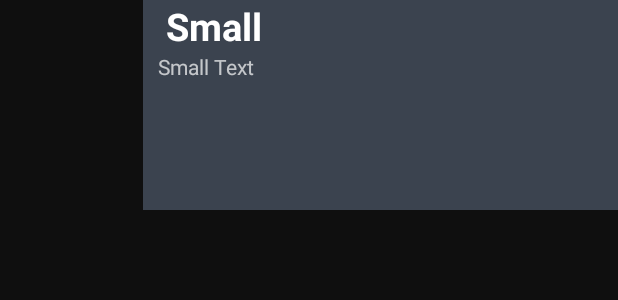
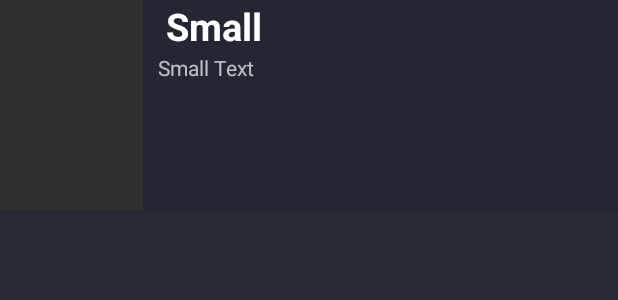
Before and after one commit to metrafonic/CouchDroid-Android, an Android app: the layout fragment_movieinfo.xml on its own in the app's theme, with its tools: preview values and no code run, on a phone screen of 412 x 824 dp. Shown: the top 300 px of the screen. Run offline under Robolectric (Android 15) with nearby library versions, the phone set to English and light mode, and no system bars.

Commit message:
Fixed basic info look

```diff
--- a/CouchDroid/src/main/java/com/metrafonic/couchdroid/FragmentHome.java
+++ b/CouchDroid/src/main/java/com/metrafonic/couchdroid/FragmentHome.java
@@ -42,8 +42,7 @@ public class FragmentHome extends Fragment {
         TextView textViewResponse = (TextView) rootView.findViewById(R.id.textView);
 
 
-        if (savedInstanceState == null) {
-            final String PREFS_NAME = "ServerPrefsFile";
+        final String PREFS_NAME = "ServerPrefsFile";
         SharedPreferences settings = this.getActivity().getSharedPreferences(PREFS_NAME, 0);
         if (savedInstanceState == null){
             //textViewResponse.setText(response);
@@ -133,7 +132,7 @@ public class FragmentHome extends Fragment {
             wantedLayout.addView(cell);
         }
 
-        }
+
         return rootView;
     }
 }
--- a/CouchDroid/src/main/res/layout/fragment_movieinfo.xml
+++ b/CouchDroid/src/main/res/layout/fragment_movieinfo.xml
@@ -19,11 +19,11 @@
         android:layout_width="wrap_content"
         android:layout_height="wrap_content"
         android:id="@+id/imageViewBackdropShade"
-        android:layout_alignParentTop="true"
         android:layout_alignParentLeft="true"
         android:layout_alignParentBottom="true"
         android:layout_alignRight="@+id/celltext"
-        android:src="#CC070707" />
+        android:src="#AA222734"
+        android:layout_below="@+id/_image" />
 
     <ImageView
         android:id="@+id/_image"
@@ -39,13 +39,13 @@
         android:layout_height="wrap_content"
         android:layout_alignParentTop="true"
         android:layout_toRightOf="@+id/_image"
-        android:background="#CC47515f"
+        android:background="#EE222734"
         android:id="@+id/celltext"
         android:layout_alignBottom="@+id/_image">
 
         <TextView
             android:layout_width="wrap_content"
-            android:layout_height="wrap_content"
+            android:layout_height="35dp"
             android:textAppearance="?android:attr/textAppearanceLarge"
             android:text="Small"
             android:id="@+id/_imageName"
@@ -64,9 +64,9 @@
             android:layout_alignParentTop="false"
             android:layout_alignParentRight="true"
             android:layout_alignParentLeft="true"
-            android:layout_alignParentBottom="true">
+            android:layout_above="@+id/relativeLayout">
 
-            <TextView
+        <TextView
                 android:layout_width="wrap_content"
                 android:layout_height="wrap_content"
                 android:textAppearance="?android:attr/textAppearanceSmall"
@@ -79,6 +79,13 @@
                 android:layout_alignParentRight="true" />
         </ScrollView>
 
+        <RelativeLayout
+            android:layout_width="fill_parent"
+            android:layout_height="30dp"
+            android:layout_alignParentBottom="true"
+            android:layout_alignParentLeft="true"
+            android:id="@+id/relativeLayout"></RelativeLayout>
+
     </RelativeLayout>
 
 
```
Also changed, not shown: CouchDroid/src/main/java/com/metrafonic/couchdroid/MainActivity.java (+30 -4 lines), CouchDroid/src/main/res/layout/activity_main.xml (+13 -2 lines), CouchDroid/src/main/res/drawable-hdpi/couchdroid.png (added).
